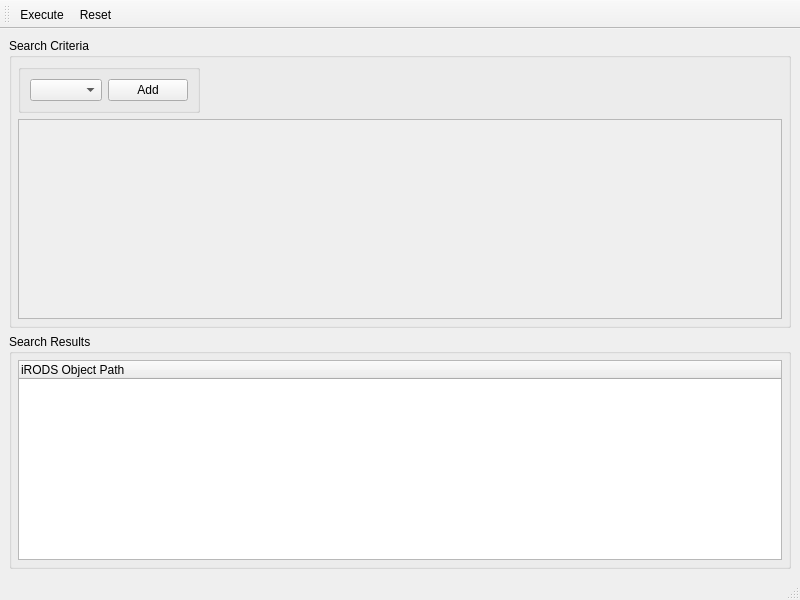
Before: the Qt Designer form src/rodsfindwindow.ui in ilarik/kanki-irodsclient, drawn with Qt 5.
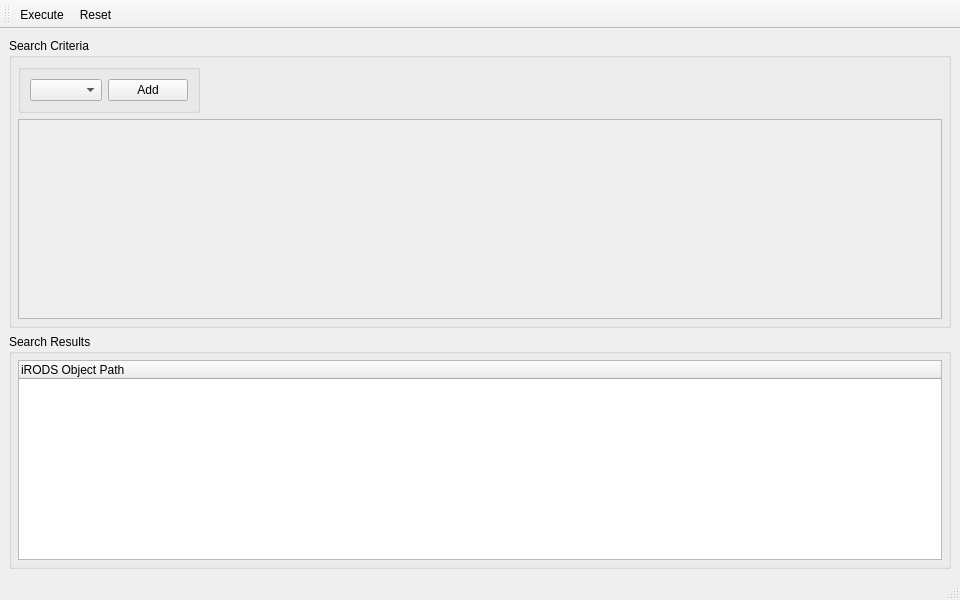
After: the same form once the commit is applied.

Commit message: zero padding etc.

The edit to the form file:
```diff
--- a/src/rodsfindwindow.ui
+++ b/src/rodsfindwindow.ui
@@ -6,7 +6,7 @@
    <rect>
     <x>0</x>
     <y>0</y>
-    <width>800</width>
+    <width>960</width>
     <height>600</height>
    </rect>
   </property>
@@ -104,7 +104,7 @@
            <rect>
             <x>0</x>
             <y>0</y>
-            <width>756</width>
+            <width>916</width>
             <height>198</height>
            </rect>
           </property>
```
The commit also changes 1 other file.
